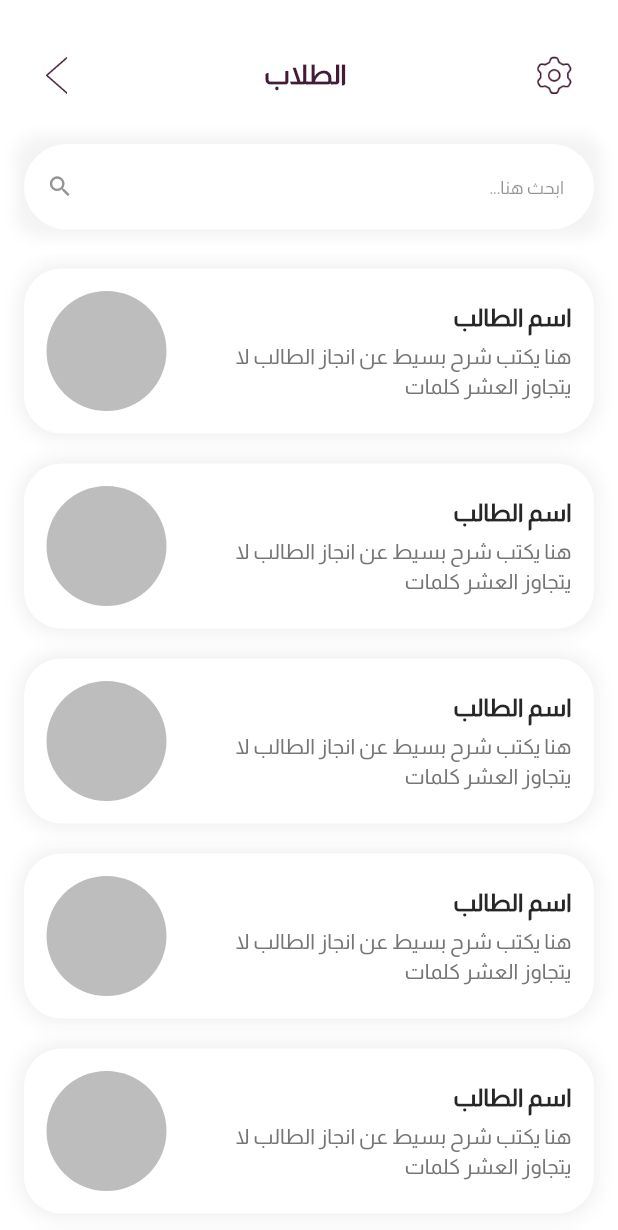
After one commit to HosinAsmail/qimah_admin, a Flutter app: the StudentsScreen screen opened directly, on a phone screen of 412 x 824 dp. The commit adds this screen. Shown: the top 1230 px of the screen. Run offline on Flutter 3.47's test engine with Material 3 defaults, Android fonts, the phone set to English and light mode, and no system bars; drawn by our look-alikes of toastification; our stand-ins replace cached_network_image, convex_bottom_bar, dartz, dio, equatable, flutter_bloc and 8 more; missing offline and left inert: drop_down_list; accounts and stored records are empty; project files that could hold a hidden picture were left out.

Commit message:
add new screens

```diff
--- a/lib/core/shared/custom_text_form_field.dart
+++ b/lib/core/shared/custom_text_form_field.dart
@@ -114,10 +114,7 @@ class _CustomTextFormFieldState extends State<CustomTextFormField> {
             widget.floatingLabelBehavior ?? FloatingLabelBehavior.auto,
         labelStyle:
             widget.labelStyle ?? Theme.of(context).textTheme.labelMedium,
-
-        // floatingLabelAlignment: FloatingLabelAlignment.center,
-        floatingLabelStyle: const TextStyle(color: Colors.yellow),
-
+        floatingLabelStyle: const TextStyle(color: Colors.grey),
         hintText: widget.hintText ?? "",
         hintStyle: widget.hintStyle ?? Theme.of(context).textTheme.labelMedium,
         prefixIcon: widget.prefix,
@@ -144,7 +141,6 @@ class _CustomTextFormFieldState extends State<CustomTextFormField> {
               horizontal: 16,
               vertical: 19,
             ),
-
         fillColor: widget.fillColor ?? AppColor.white,
         filled: widget.filled,
         border: widget.borderDecoration ??
--- a/lib/routs.dart
+++ b/lib/routs.dart
@@ -11,7 +11,7 @@ import 'package:qimah_admin/core/middleware/my_middleware.dart';
 import 'package:qimah_admin/data/data%20source/repo/auth%20repo/auth_repo_imp.dart';
 import 'package:qimah_admin/data/data%20source/repo/mosque%20repo/mosque_repo_imp.dart';
 import 'package:qimah_admin/view/screens/base/base_screen.dart';
-import 'package:qimah_admin/view/screens/base/personal_screen.dart';
+import 'package:qimah_admin/view/screens/base/inside_profile/personal_screen.dart';
 import 'package:qimah_admin/view/screens/create_mosque_screen.dart';
 import 'package:qimah_admin/view/screens/login_screen.dart';
 import 'package:qimah_admin/view/screens/sign_up_screen.dart';
--- /dev/null
+++ b/lib/view/screens/base/inside_profile/students_screen.dart
@@ -0,0 +1,74 @@
+import 'package:flutter/material.dart';
+import 'package:get/get.dart';
+import 'package:qimah_admin/core/constant/app_assets.dart';
+import 'package:qimah_admin/core/shared/custom_text_form_field.dart';
+import 'package:qimah_admin/core/shared/top_bar.dart';
+import 'package:qimah_admin/view/widget/profile/profile_card.dart';
+
+class StudentsScreen extends StatelessWidget {
+  const StudentsScreen({super.key});
+
+  @override
+  Widget build(BuildContext context) {
+    return Scaffold(
+      resizeToAvoidBottomInset: false,
+      body: Stack(
+        children: [
+          Column(
+            children: [
+              const SizedBox(height: 80),
+              Padding(
+                padding: const EdgeInsets.all(16.0),
+                child: CustomTextFormField(
+                  borderDecoration: OutlineInputBorder(
+                    borderRadius: BorderRadius.circular(30),
+                    borderSide: BorderSide.none,
+                  ),
+                  textDirection: TextDirection.rtl,
+                  validator: (value) {
+                    return null;
+                  },
+                  label: 'ابحث هنا...',
+                  iconData: Icons.search,
+                ),
+              ),
+              Expanded(
+                child: ListView.builder(
+                  itemCount: 10, // Adjust this based on your actual data
+                  itemBuilder: (context, index) {
+                    return const StudentCard(
+                      title: "اسم الطالب",
+                      description:
+                          'هنا يكتب شرح بسيط عن انجاز الطالب لا يتجاوز العشر كلمات',
+                    );
+                  },
+                ),
+              ),
+            ],
+          ),
+          TopBar(
+            text: "الطلاب",
+            leftIcon: InkWell(
+              onTap: () {
+                Get.back();
+              },
+              child: Image.asset(
+                Assets.assetsImagesVectorNoBackground,
+                width: 25,
+                height: 25,
+              ),
+            ),
+            rightIcon: InkWell(
+              onTap: () {},
+              child: Image.asset(
+                Assets.assetsImagesSettings,
+                width: 25,
+                height: 25,
+              ),
+            ),
+          ),
+        ],
+      ),
+    );
+  }
+}
--- /dev/null
+++ b/lib/view/widget/profile/profile_card.dart
@@ -0,0 +1,67 @@
+import 'package:flutter/material.dart';
+
+class StudentCard extends StatelessWidget {
+  final String? title;
+  final String? description;
+
+  const StudentCard({super.key, this.title, this.description});
+  @override
+  Widget build(BuildContext context) {
+    return Padding(
+      padding: const EdgeInsets.symmetric(horizontal: 16.0),
+      child: Container(
+        decoration: BoxDecoration(
+          borderRadius: const BorderRadius.all(Radius.circular(25)),
+          boxShadow: [
+            BoxShadow(
+              color: const Color.fromARGB(159, 199, 199, 199).withOpacity(0.3),
+              spreadRadius: 2,
+              blurRadius: 10,
+            ),
+          ],
+        ),
+        margin: const EdgeInsets.symmetric(vertical: 10),
+        child: Container(
+          decoration: const BoxDecoration(
+            borderRadius: BorderRadius.all(Radius.circular(25)),
+            color: Color.fromARGB(255, 255, 255, 255),
+          ),
+          child: Padding(
+            padding: const EdgeInsets.all(15.0),
+            child: Row(
+              children: [
+                Expanded(
+                  child: Column(
+                    crossAxisAlignment: CrossAxisAlignment.start,
+                    children: [
+                      Text(
+                        title ?? "",
+                        style: const TextStyle(
+                          fontWeight: FontWeight.bold,
+                          fontSize: 16,
+                        ),
+                      ),
+                      const SizedBox(height: 4),
+                      Text(
+                        description ?? "",
+                        style: TextStyle(
+                          color: Colors.grey[600],
+                          fontSize: 14,
+                        ),
+                      ),
+                    ],
+                  ),
+                ),
+                const SizedBox(width: 15),
+                CircleAvatar(
+                  radius: 40,
+                  backgroundColor: Colors.grey[400],
+                ),
+              ],
+            ),
+          ),
+        ),
+      ),
+    );
+  }
+}
```
Also changed, not shown: lib/view/screens/base/Profile_screen.dart (+18 -4 lines), lib/view/screens/base/inside_profile/bosses_screen.dart (added, +73 -0 lines), lib/view/screens/base/inside_profile/rings_screen.dart (added, +73 -0 lines), lib/view/screens/base/inside_profile/personal_screen.dart (renamed from lib/view/screens/base/personal_screen.dart).
